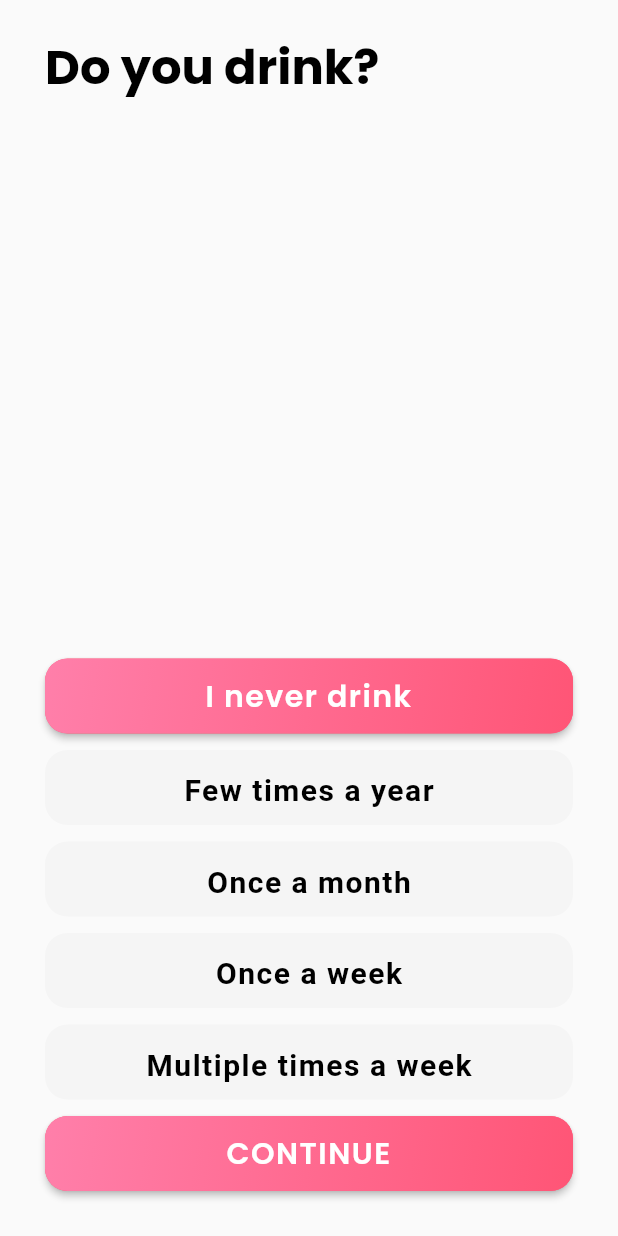
After one commit to heacare/superapp_archive, a Flutter app: the OnboardingDrinkingScreen screen opened directly, on a phone screen of 412 x 824 dp. The commit adds this screen. Run offline on Flutter 3.47's test engine with Material 2 defaults, Android fonts, the phone set to English and light mode, and no system bars; our stand-ins replace cloud_firestore, country_picker, date_time_picker, firebase_auth, firebase_core, firebase_storage and 7 more; missing offline and left inert: colorful_safe_area, health, markdown; accounts and stored records are empty; network calls fail.

Commit message:
feat: onboarding drinking page

```diff
--- a/lib/screens/onboarding.dart
+++ b/lib/screens/onboarding.dart
@@ -8,12 +8,14 @@ import 'package:hea/screens/onboarding/start.dart';
 import 'package:hea/screens/onboarding/health_setup.dart';
 import 'package:hea/screens/onboarding/basic_info.dart';
 import 'package:hea/screens/onboarding/smoking.dart';
+import 'package:hea/screens/onboarding/drinking.dart';
 
 enum OnboardingStep {
   health_sync,
   starter,
   basic_info,
   smoking,
+  drinking,
 
   end,
 }
@@ -64,6 +66,9 @@ class _OnboardingScreenState extends State<OnboardingScreen> {
       case OnboardingStep.smoking:
         nextScreen = OnboardingSmokingScreen();
         break;
+      case OnboardingStep.drinking:
+        nextScreen = OnboardingDrinkingScreen();
+        break;
       case OnboardingStep.end:
       default:
         // Push to Firestore
--- /dev/null
+++ b/lib/screens/onboarding/drinking.dart
@@ -0,0 +1,81 @@
+import 'package:flutter/material.dart';
+import 'package:flutter_form_builder/flutter_form_builder.dart';
+import 'package:flutter_svg/flutter_svg.dart';
+
+import 'package:hea/data/user_repo.dart';
+import 'package:hea/providers/auth.dart';
+import 'package:hea/screens/home.dart';
+import 'package:hea/screens/onboarding.dart';
+import 'package:hea/widgets/navigable_text.dart';
+import 'package:hea/widgets/gradient_button.dart';
+import 'package:hea/widgets/safearea_container.dart';
+import 'package:hea/widgets/select_list.dart';
+
+final List<SelectListItem> choices = [
+  SelectListItem(text: "I never drink", value: "never"),
+  SelectListItem(text: "Few times a year", value: "few"),
+  SelectListItem(text: "Once a month", value: "once-month"),
+  SelectListItem(text: "Once a week", value: "once-week"),
+  SelectListItem(text: "Multiple times a week", value: "multiple-week"),
+];
+
+class OnboardingDrinkingScreen extends StatefulWidget {
+  OnboardingDrinkingScreen({Key? key}) : super(key: key);
+
+  @override
+  State<OnboardingDrinkingScreen> createState() => OnboardingDrinkingScreenState();
+}
+
+class OnboardingDrinkingScreenState extends State<OnboardingDrinkingScreen> {
+  final _formKey = GlobalKey<FormState>();
+  String choice = choices[0].value;
+
+  @override
+  Widget build(BuildContext context) {
+    return Scaffold(
+      // Enabling the safe area
+      body: SafeArea(
+        child: Container(
+          padding: const EdgeInsets.all(30.0),
+          child: Column(
+            crossAxisAlignment: CrossAxisAlignment.start,
+            children: [
+            Text("Do you drink?",
+              style: Theme.of(context).textTheme.headline1),
+            Expanded( child: Column (
+              crossAxisAlignment: CrossAxisAlignment.center,
+              mainAxisSize: MainAxisSize.max,
+              mainAxisAlignment: MainAxisAlignment.end,
+              children: [
+                SelectList(
+                  items: choices,
+                  onChange: (String c) {
+                    setState(() { choice = c; });
+                  },
+                ),
+                GradientButton (
+                  text: "CONTINUE",
+                  onPressed: () {
+                    try {
+                      Map<String, dynamic> res = <String, dynamic> {
+                        "drinking": choice,
+                      };
+
+                      Navigator.of(context, rootNavigator: true).pop(OnboardingStepReturn(
+                          nextStep: OnboardingStep.drinking,
+                          returnData: res,
+                        ));
+                    } on String catch (e) {
+                      ScaffoldMessenger.of(context)
+                          .showSnackBar(SnackBar(content: Text(e)));
+                    }
+                  },
+                ),
+              ]
+            )),
+          ]),
+        ),
+      ),
+    );
+  }
+}
--- a/lib/screens/onboarding/smoking.dart
+++ b/lib/screens/onboarding/smoking.dart
@@ -116,7 +116,7 @@ class OnboardingSmokingScreenState extends State<OnboardingSmokingScreen> {
                   try {
                     Map<String, dynamic> res = _validateEntries();
                     Navigator.of(context, rootNavigator: true).pop(OnboardingStepReturn(
-                        nextStep: OnboardingStep.smoking,
+                        nextStep: OnboardingStep.drinking,
                         returnData: res,
                       ));
                   } on String catch (e) {
--- /dev/null
+++ b/lib/widgets/select_list.dart
@@ -0,0 +1,74 @@
+import 'package:flutter/material.dart';
+import 'package:hea/widgets/gradient_button.dart';
+
+class SelectListItem {
+  SelectListItem({ required this.text, required this.value });
+
+  String text;
+  String value;
+}
+
+class SelectList extends StatefulWidget {
+  SelectList({Key? key, required this.items, required this.onChange})
+      : super(key: key);
+
+  List<SelectListItem> items;
+  Function onChange;
+
+  @override
+  SelectListState createState() => SelectListState();
+}
+
+class SelectListState extends State<SelectList> {
+  String selected = "";
+
+  @override
+  void initState() {
+    widget.items = widget.items.toSet().toList(); // Deduplicate
+    selected = widget.items[0].value;
+  }
+
+  Widget getButton(SelectListItem item) {
+    if (item.value == selected) {
+      return GradientButton(
+        text: item.text,
+        onPressed: () {
+          setState(() { selected = item.value; });
+          widget.onChange(selected);
+        },
+      );
+    } else {
+      return SizedBox(
+        height: 50.0,
+        child: ElevatedButton(
+          child: Text(item.text),
+          onPressed: () {
+            setState(() { selected = item.value; });
+            widget.onChange(selected);
+          },
+          style: TextButton.styleFrom(
+              primary: Colors.black,
+              backgroundColor: Colors.grey[100],
+              elevation: 0.0),
+        ),
+      );
+    }
+  }
+
+  @override
+  Widget build(BuildContext context) {
+    List<Widget> buttons = widget.items.map((item) {
+      Widget button = getButton(item);
+      return [
+        button,
+        const SizedBox(height: 11.0),
+      ];
+    })
+    .expand((i) => i)
+    .toList();
+    return Column(
+      crossAxisAlignment: CrossAxisAlignment.stretch,
+      children: buttons,
+    );
+  }
+}
```
